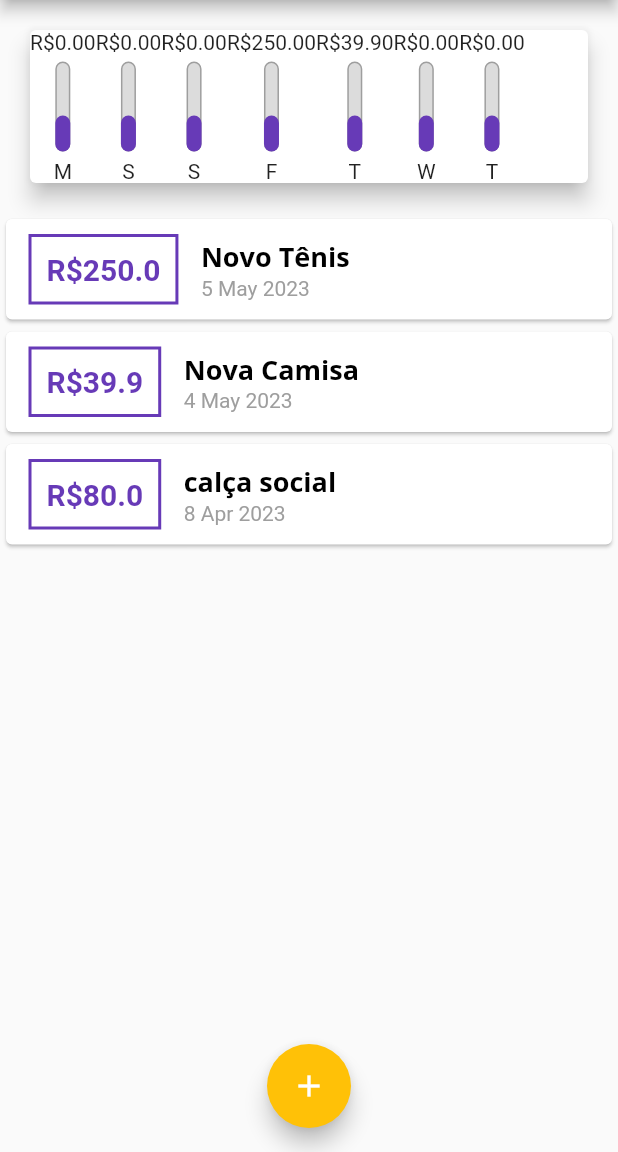
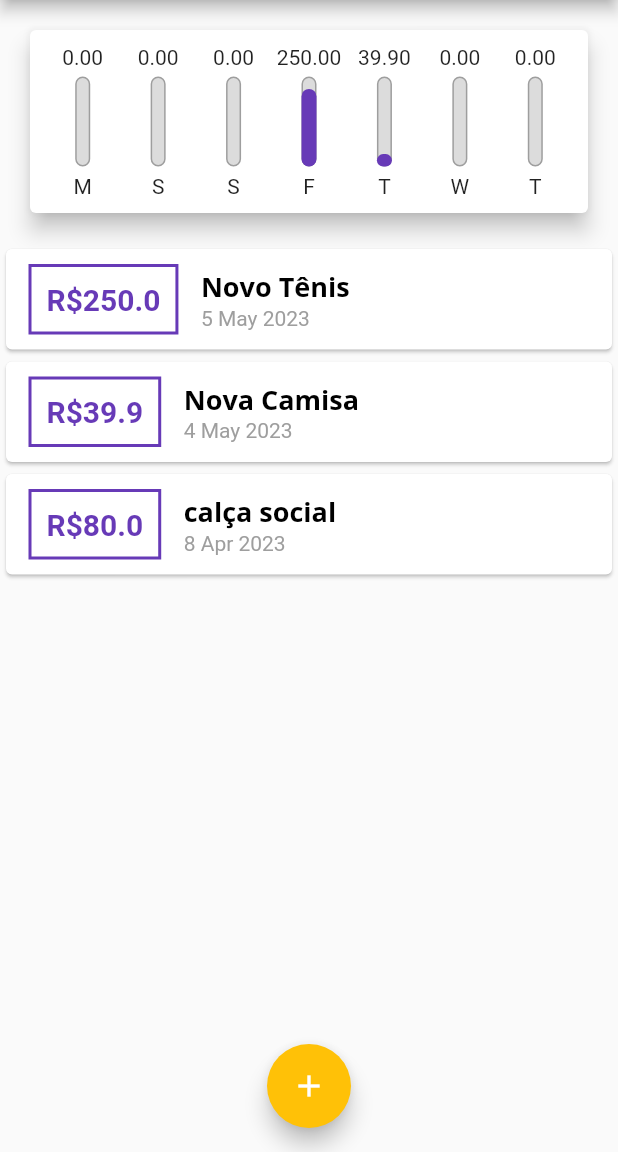
Before and after one commit to Marvingms7/projeto_despesas_pessoais, a Flutter app: the screen it shows after launch, on a phone screen of 412 x 824 dp, the part 84-1236 px from its top. Run offline on Flutter 3.47's test engine with Material 2 defaults, Android fonts, the phone set to English and light mode, and no system bars.

Commit message:
Finalizando Chart

```diff
--- a/lib/components/chart.dart
+++ b/lib/components/chart.dart
@@ -35,20 +35,32 @@ class Chart extends StatelessWidget {
     });
   }
 
+  double get weekTotalValue {
+    return groupedTransactions.fold(0.0, (sum, tr) {
+      return sum + (tr['value'] as double);
+    });
+  }
+
   @override
   Widget build(BuildContext context) {
-    groupedTransactions;
     return Card(
       elevation: 6,
       margin: const EdgeInsets.all(20),
+      child: Padding(
+        padding: const EdgeInsets.all(10),
         child: Row(
+          mainAxisAlignment: MainAxisAlignment.spaceAround,
           children: groupedTransactions.map((tr) {
-          return ChartBar(
+            return Flexible(
+              fit: FlexFit.tight,
+              child: ChartBar(
                 label: tr['day'] as String,
                 value: tr['value'] as double,
-            percentage: 0.4,
+                percentage: (tr['value'] as double) / weekTotalValue,
+              ),
             );
           }).toList(),
+        ),
       ),
     );
   }
--- a/lib/components/chart_bar.dart
+++ b/lib/components/chart_bar.dart
@@ -17,7 +17,7 @@ class ChartBar extends StatelessWidget {
   Widget build(BuildContext context) {
     return Column(
       children: [
-        Text('R\$${value.toStringAsFixed(2)}'),
+        FittedBox(child: Text(value.toStringAsFixed(2))),
         const SizedBox(
           height: 5,
         ),
```
Lines whose indentation alone changed are shown as unchanged.
